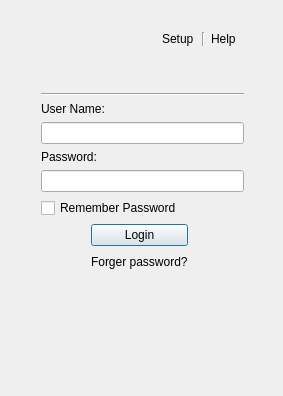
Before: the Qt Designer form logindialog.ui in bigpotato911/Qt-Talk-Client, drawn with Qt 5.
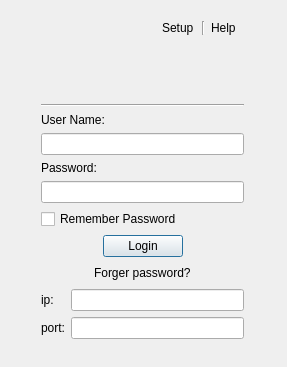
After: the same form once the commit is applied. Icons and pictures are not drawn.

What changed in the file:
```diff
--- a/logindialog.ui
+++ b/logindialog.ui
@@ -6,20 +6,20 @@
    <rect>
     <x>0</x>
     <y>0</y>
-    <width>283</width>
-    <height>396</height>
+    <width>287</width>
+    <height>367</height>
    </rect>
   </property>
   <property name="windowTitle">
    <string>Google Talk</string>
   </property>
-  <widget class="QWidget" name="layoutWidget">
+  <widget class="QWidget" name="">
    <property name="geometry">
     <rect>
      <x>30</x>
-     <y>21</y>
+     <y>10</y>
      <width>225</width>
-     <height>316</height>
+     <height>340</height>
     </rect>
    </property>
    <layout class="QVBoxLayout" name="verticalLayout">
@@ -102,35 +102,35 @@
      </widget>
     </item>
     <item>
-     <layout class="QGridLayout" name="gridLayout_2">
-      <item row="0" column="0" colspan="4">
        <widget class="QLabel" name="userNameLabel">
         <property name="text">
          <string>User Name:</string>
         </property>
        </widget>
       </item>
-      <item row="1" column="0" colspan="4">
+    <item>
        <widget class="QLineEdit" name="userNameEdit"/>
       </item>
-      <item row="2" column="0" colspan="4">
+    <item>
        <widget class="QLabel" name="pwdLabel">
         <property name="text">
          <string>Password:</string>
         </property>
        </widget>
       </item>
-      <item row="3" column="0" colspan="4">
+    <item>
        <widget class="QLineEdit" name="pwdEdit"/>
       </item>
-      <item row="4" column="0" colspan="3">
+    <item>
        <widget class="QCheckBox" name="rememberPwdcheckBox">
         <property name="text">
          <string>Remember Password</string>
         </property>
        </widget>
       </item>
-      <item row="5" column="0">
+    <item>
+     <layout class="QHBoxLayout" name="horizontalLayout_2">
+      <item>
        <spacer name="horizontalSpacer_3">
         <property name="orientation">
          <enum>Qt::Horizontal</enum>
@@ -143,14 +143,14 @@
         </property>
        </spacer>
       </item>
-      <item row="5" column="1">
+      <item>
        <widget class="QPushButton" name="loginButton">
         <property name="text">
          <string>Login</string>
         </property>
        </widget>
       </item>
-      <item row="5" column="2" colspan="2">
+      <item>
        <spacer name="horizontalSpacer_4">
         <property name="orientation">
          <enum>Qt::Horizontal</enum>
@@ -163,7 +163,11 @@
         </property>
        </spacer>
       </item>
-      <item row="6" column="0">
+     </layout>
+    </item>
+    <item>
+     <layout class="QHBoxLayout" name="horizontalLayout_3">
+      <item>
        <spacer name="horizontalSpacer">
         <property name="orientation">
          <enum>Qt::Horizontal</enum>
@@ -176,7 +180,7 @@
         </property>
        </spacer>
       </item>
-      <item row="6" column="1">
+      <item>
        <widget class="QLabel" name="forgerPwdLabel">
         <property name="text">
          <string>Forger password?</string>
@@ -186,7 +190,7 @@
         </property>
        </widget>
       </item>
-      <item row="6" column="3">
+      <item>
        <spacer name="horizontalSpacer_2">
         <property name="orientation">
          <enum>Qt::Horizontal</enum>
@@ -202,17 +206,28 @@
      </layout>
     </item>
     <item>
-     <spacer name="verticalSpacer_3">
-      <property name="orientation">
-       <enum>Qt::Vertical</enum>
-      </property>
-      <property name="sizeHint" stdset="0">
-       <size>
-        <width>20</width>
-        <height>40</height>
-       </size>
-      </property>
-     </spacer>
+     <layout class="QGridLayout" name="gridLayout_2">
+      <item row="0" column="0">
+       <widget class="QLabel" name="ipLabel">
+        <property name="text">
+         <string>ip:</string>
+        </property>
+       </widget>
+      </item>
+      <item row="0" column="1">
+       <widget class="QLineEdit" name="ipEdit"/>
+      </item>
+      <item row="1" column="0">
+       <widget class="QLabel" name="portLabel">
+        <property name="text">
+         <string>port:</string>
+        </property>
+       </widget>
+      </item>
+      <item row="1" column="1">
+       <widget class="QLineEdit" name="portEdit"/>
+      </item>
+     </layout>
     </item>
    </layout>
   </widget>
```
Lines whose indentation alone changed are shown as unchanged.
